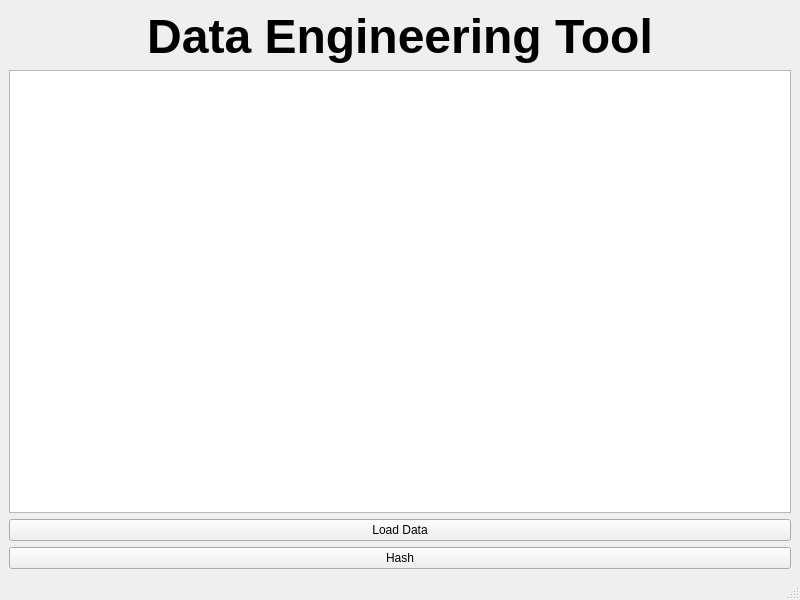
ameeracadam/PyQt-ReadCSV, file main.ui: the form before one commit.
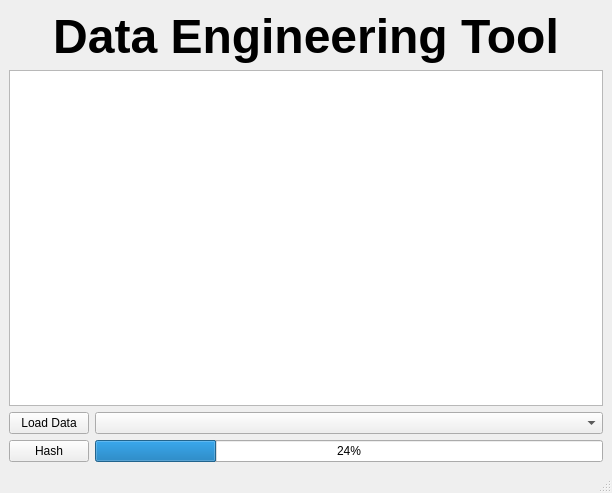
The form after the commit.

Commit message: Add check for whether data is loaded before running hashData

The edit to the form file:
```diff
--- a/main.ui
+++ b/main.ui
@@ -6,43 +6,53 @@
    <rect>
     <x>0</x>
     <y>0</y>
-    <width>800</width>
-    <height>600</height>
+    <width>612</width>
+    <height>493</height>
    </rect>
   </property>
   <property name="windowTitle">
    <string>MainWindow</string>
   </property>
   <widget class="QWidget" name="centralwidget">
-   <layout class="QVBoxLayout" name="verticalLayout_4">
+   <layout class="QHBoxLayout" name="horizontalLayout">
     <item>
-     <widget class="QLabel" name="label">
-      <property name="text">
-       <string>&lt;html&gt;&lt;head/&gt;&lt;body&gt;&lt;p align=&quot;center&quot;&gt;&lt;span style=&quot; font-size:36pt; font-weight:600;&quot;&gt;Data Engineering Tool&lt;/span&gt;&lt;/p&gt;&lt;/body&gt;&lt;/html&gt;</string>
-      </property>
-     </widget>
-    </item>
-    <item>
-     <layout class="QVBoxLayout" name="verticalLayout">
-      <item>
+     <layout class="QGridLayout" name="gridLayout">
+      <item row="1" column="0" colspan="2">
        <widget class="QTableView" name="tableView"/>
       </item>
-      <item>
+      <item row="2" column="1">
+       <widget class="QComboBox" name="comboBox"/>
+      </item>
+      <item row="3" column="0">
+       <widget class="QPushButton" name="hashDataButton">
+        <property name="text">
+         <string>Hash</string>
+        </property>
+       </widget>
+      </item>
+      <item row="0" column="0" colspan="2">
+       <widget class="QLabel" name="label">
+        <property name="text">
+         <string>&lt;html&gt;&lt;head/&gt;&lt;body&gt;&lt;p align=&quot;center&quot;&gt;&lt;span style=&quot; font-size:36pt; font-weight:600;&quot;&gt;Data Engineering Tool&lt;/span&gt;&lt;/p&gt;&lt;/body&gt;&lt;/html&gt;</string>
+        </property>
+       </widget>
+      </item>
+      <item row="2" column="0">
        <widget class="QPushButton" name="loadDataButton">
         <property name="text">
          <string>Load Data</string>
         </property>
        </widget>
       </item>
+      <item row="3" column="1">
+       <widget class="QProgressBar" name="progressBar">
+        <property name="value">
+         <number>24</number>
+        </property>
+       </widget>
+      </item>
      </layout>
     </item>
-    <item>
-     <widget class="QPushButton" name="hashDataButton">
-      <property name="text">
-       <string>Hash</string>
-      </property>
-     </widget>
-    </item>
    </layout>
   </widget>
   <widget class="QStatusBar" name="statusbar"/>
```
The commit also changes 1 other file.
